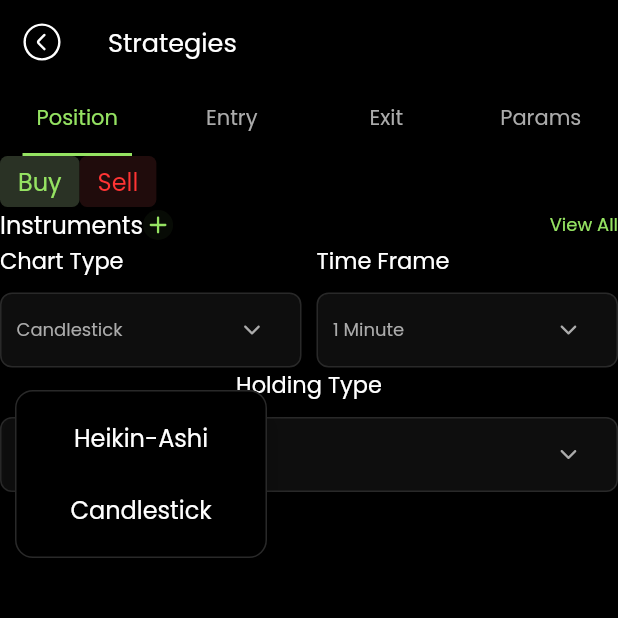
After one commit to TheWebHub01/algoDynamic, a Flutter app: the StrategiesBuySellScreen screen opened directly, after a tap on an icon or button, on a phone screen of 412 x 824 dp, the top half of it. The commit adds this screen. Run offline on Flutter 3.47's test engine with Material 3 defaults, Android fonts, the phone set to English and light mode, and no system bars; our stand-ins replace fl_chart, flutter_svg, lottie; missing offline and left inert: interactive_chart, spline_chart.

Commit message:
scaner_screen

```diff
--- a/lib/main.dart
+++ b/lib/main.dart
@@ -1,4 +1,5 @@
 import 'package:algodynamic/screens/splash/splash_screen.dart';
+import 'package:algodynamic/screens/strategies/strategies_buy_sell_screen.dart';
 import 'package:algodynamic/utils/colors.dart';
 import 'package:flutter/material.dart';
 import 'package:flutter/services.dart';
--- a/lib/screens/home/home_detail_screen.dart
+++ b/lib/screens/home/home_detail_screen.dart
@@ -229,8 +229,12 @@ class _HomeDetailScreenState extends State<HomeDetailScreen> {
                             ],
                           ),
                         )
+
                       ],
                     ),
+
+
+
                     const SizedBox(
                       height: 20,
                     ),
--- a/lib/screens/scanner/scanner_screen.dart
+++ b/lib/screens/scanner/scanner_screen.dart
@@ -465,7 +465,7 @@ class _ScannerScreenState extends State<ScannerScreen> {
                                                   ),
                                                   Text(
                                                     sortingList[i]['type'],
-                                                    style: TextStyle(
+                                                    style: const TextStyle(
                                                         color:
                                                             Color(0xFFC0C0C0),
                                                         fontSize: 15),
@@ -473,7 +473,7 @@ class _ScannerScreenState extends State<ScannerScreen> {
                                                 ],
                                               ),
                                             ),
-                                          SizedBox(
+                                          const SizedBox(
                                             height: 10,
                                           )
                                         ],
--- /dev/null
+++ b/lib/screens/strategies/strategies_buy_sell_screen.dart
@@ -0,0 +1,292 @@
+import 'package:algodynamic/constants/custom_dropdown/custom_drop_down.dart';
+import 'package:algodynamic/utils/colors.dart';
+import 'package:flutter/material.dart';
+import 'package:flutter_svg/svg.dart';
+
+class StrategiesBuySellScreen extends StatefulWidget {
+  const StrategiesBuySellScreen({super.key});
+
+  @override
+  State<StrategiesBuySellScreen> createState() =>
+      _StrategiesBuySellScreenState();
+}
+
+class _StrategiesBuySellScreenState extends State<StrategiesBuySellScreen>
+    with TickerProviderStateMixin {
+  late TabController tabController;
+  @override
+  void initState() {
+    super.initState();
+    tabController = TabController(
+      initialIndex: 0,
+      length: 4,
+      vsync: this,
+    );
+  }
+
+  List<String> timeFramemenuOptions = [
+    '1 Minute',
+    '3 Minutes',
+    '5 Minutes',
+    '10 Minutes',
+    '15 Minutes',
+    '30 Minutes',
+    '1 Hour',
+    '1 Day'
+  ];
+  List<String> chartTypemenuOptions = ['Heikin-Ashi', 'Candlestick'];
+
+  @override
+  Widget build(BuildContext context) {
+    return Scaffold(
+      appBar: AppBar(
+          leading: TextButton(
+            onPressed: () {
+              Navigator.pop(context);
+            },
+            child: SvgPicture.asset(
+              "assets/svg/back.svg",
+            ),
+          ),
+          title: Text(
+            "Strategies",
+            style: TextStyle(fontSize: 17, color: appcolors.whiteColor),
+          )),
+      body: Column(
+        children: [
+          TabBar(
+              indicatorPadding: const EdgeInsets.symmetric(horizontal: 15),
+              unselectedLabelColor: const Color(0xFFABABAB),
+              labelColor: appcolors.appColor,
+              indicatorColor: appcolors.appColor,
+              controller: tabController,
+              tabs: const [
+                Tab(
+                  text: "Position",
+                ),
+                Tab(
+                  text: "Entry",
+                ),
+                Tab(
+                  text: "Exit",
+                ),
+                Tab(
+                  text: "Params",
+                ),
+              ]),
+          Expanded(
+            child: TabBarView(controller: tabController, children: [
+              Column(
+                children: [
+                  Row(
+                    children: [
+                      Container(
+                        padding: const EdgeInsets.symmetric(
+                            horizontal: 12, vertical: 5),
+                        decoration: BoxDecoration(
+                            borderRadius: BorderRadius.circular(5),
+                            color: const Color(0xFF2A3225)),
+                        child: Text(
+                          "Buy",
+                          style: TextStyle(
+                              fontSize: 16, color: appcolors.appColor),
+                        ),
+                      ),
+                      Container(
+                        padding: const EdgeInsets.symmetric(
+                            horizontal: 12, vertical: 5),
+                        decoration: BoxDecoration(
+                            borderRadius: BorderRadius.circular(5),
+                            color: const Color(0xFF200C0C)),
+                        child: Text(
+                          "Sell",
+                          style: TextStyle(
+                              fontSize: 16, color: appcolors.redColor),
+                        ),
+                      )
+                    ],
+                  ),
+                  Row(
+                    children: [
+                      Text(
+                        "Instruments",
+                        style: TextStyle(
+                            fontSize: 16, color: appcolors.whiteColor),
+                      ),
+                      SvgPicture.asset("assets/svg/green-plus.svg"),
+                      const Spacer(),
+                      Text(
+                        "View All",
+                        style:
+                            TextStyle(fontSize: 12, color: appcolors.appColor),
+                      ),
+                    ],
+                  ),
+                  Row(
+                    children: [
+                      Expanded(
+                        child: Column(
+                          crossAxisAlignment: CrossAxisAlignment.start,
+                          children: [
+                            Text(
+                              "Chart Type",
+                              style: TextStyle(
+                                  color: appcolors.whiteColor, fontSize: 15),
+                            ),
+                            const SizedBox(
+                              height: 10,
+                            ),
+                            customDropDown(
+                              "Candlestick",
+                              () {
+                                showMenu<String>(
+                                  color: appcolors.blackColor,
+                                  shape: RoundedRectangleBorder(
+                                    side: const BorderSide(
+                                        color: Color(0xFF292929)),
+                                    borderRadius: BorderRadius.circular(12),
+                                  ),
+                                  context: context,
+                                  position: RelativeRect.fromLTRB(
+                                    10, // Left margin to align closer to the left
+                                    260, // Top margin (controls vertical position)
+                                    MediaQuery.of(context).size.width -
+                                        50, // Right alignment pushing menu left
+                                    0, // Bottom
+                                  ),
+                                  items: chartTypemenuOptions
+                                      .map((option) => PopupMenuItem<String>(
+                                            value: option,
+                                            child: Center(
+                                              child: Text(
+                                                option,
+                                                style: TextStyle(
+                                                    color:
+                                                        appcolors.whiteColor),
+                                              ),
+                                            ),
+                                          ))
+                                      .toList(), // Convert to a list
+                                  elevation: 8.0,
+                                );
+                              },
+                            ),
+                          ],
+                        ),
+                      ),
+                      const SizedBox(
+                        width: 10,
+                      ),
+                      Expanded(
+                        child: Column(
+                          crossAxisAlignment: CrossAxisAlignment.start,
+                          children: [
+                            Text(
+                              "Time Frame",
+                              style: TextStyle(
+                                  color: appcolors.whiteColor, fontSize: 15),
+                            ),
+                            const SizedBox(
+                              height: 10,
+                            ),
+                            customDropDown(
+                              "1 Minute",
+                              () {
+                                final RenderBox overlay = Overlay.of(context)
+                                    .context
+                                    .findRenderObject() as RenderBox;
+                                final double screenWidth = overlay.size.width;
+                                showMenu<String>(
+                                  color: appcolors.blackColor,
+                                  shape: RoundedRectangleBorder(
+                                    side: const BorderSide(
+                                        color: Color(0xFF292929)),
+                                    borderRadius: BorderRadius.circular(12),
+                                  ),
+                                  context: context,
+                                  position: RelativeRect.fromLTRB(
+                                    screenWidth -
+                                        150, // Adjust this for the exact horizontal alignment
+                                    260, // Top position
+                                    10, // Right-side margin
+                                    0, // Bottom position
+                                  ),
+                                  items: timeFramemenuOptions
+                                      .map((option) => PopupMenuItem<String>(
+                                            value: option,
+                                            child: Center(
+                                              child: Text(
+                                                option,
+                                                style: TextStyle(
+                                                    color:
+                                                        appcolors.whiteColor),
+                                              ),
+                                            ),
+                                          ))
+                                      .toList(), // Convert to a list
+                                  elevation: 8.0,
+                                );
+                              },
+                            ),
+                          ],
+                        ),
+                      )
+                    ],
+                  ),
+                  Text(
+                    "Holding Type",
+                    style: TextStyle(color: appcolors.whiteColor, fontSize: 15),
+                  ),
+                  const SizedBox(
+                    height: 10,
+                  ),
+                  customDropDown(
+                    "Candlestick",
+                    () {
+                      showMenu<String>(
+                        color: appcolors.blackColor,
+                        shape: RoundedRectangleBorder(
+                          side: const BorderSide(color: Color(0xFF292929)),
+                          borderRadius: BorderRadius.circular(12),
+                        ),
+                        context: context,
+                        position: RelativeRect.fromLTRB(
+                          10,
+                          260,
+                          MediaQuery.of(context).size.width - 50,
+                          0,
+                        ),
+                        items: chartTypemenuOptions
+                            .map((option) => PopupMenuItem<String>(
+                                  value: option,
+                                  child: Center(
+                                    child: Text(
+                                      option,
+                                      style: TextStyle(
+                                          color: appcolors.whiteColor),
+                                    ),
+                                  ),
+                                ))
+                            .toList(),
+                        elevation: 8.0,
+                      );
+                    },
+                  ),
+                ],
+              ),
+              const Column(
+                children: [],
+              ),
+              const Column(
+                children: [],
+              ),
+              const Column(
+                children: [],
+              ),
+            ]),
+          )
+        ],
+      ),
+    );
+  }
+}
```
Also changed, not shown: assets/svg/green-plus.svg (added).
